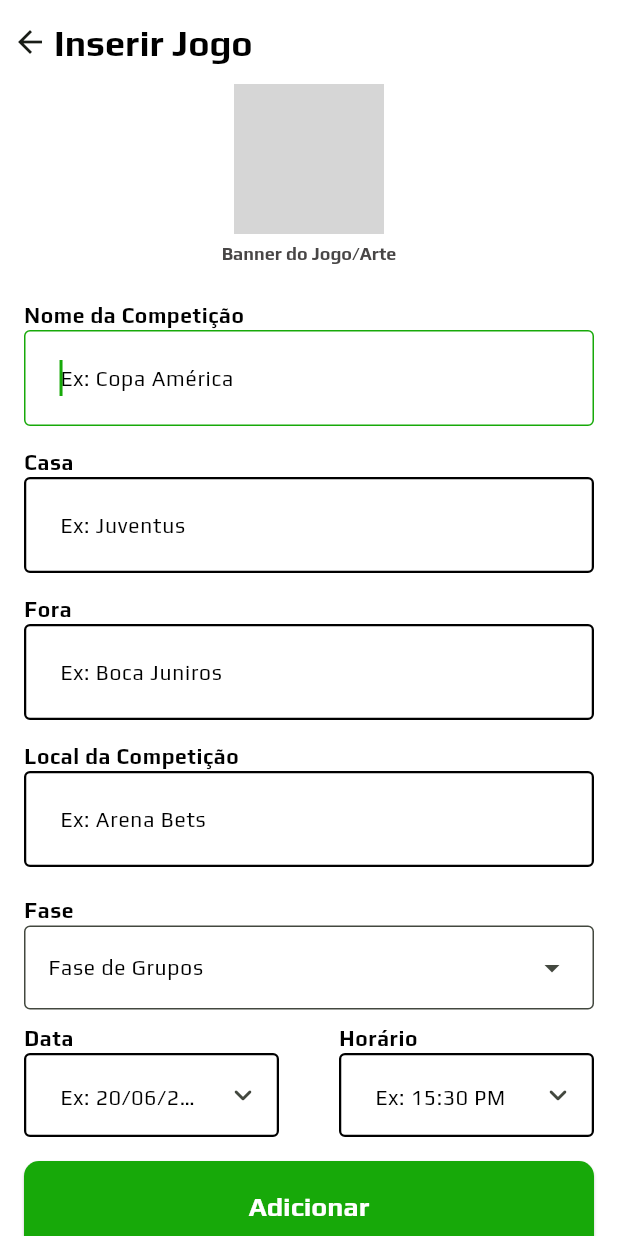
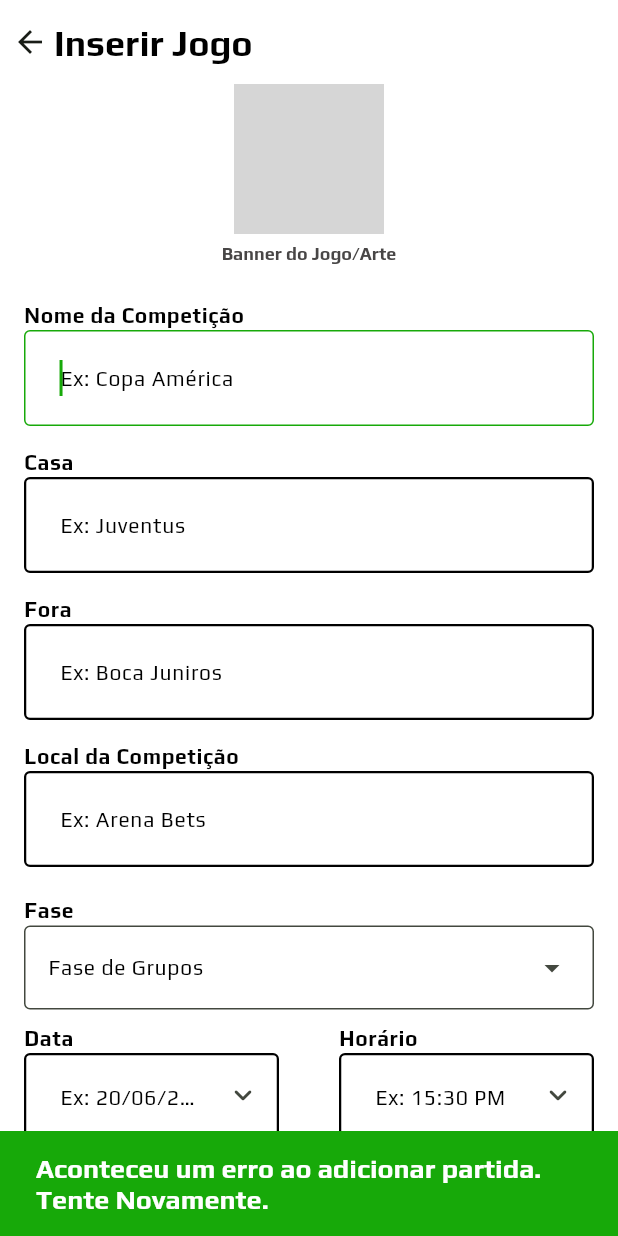
Before and after one commit to Ronnildo/Agenda_Fut, a Flutter app: the InsertPage screen opened directly, after a tap on "Adicionar", on a phone screen of 412 x 824 dp. Run offline on Flutter 3.47's test engine with Material 3 defaults, Android fonts, the phone set to English and light mode, and no system bars; our stand-ins replace cloud_firestore, easy_date_timeline, firebase_auth, firebase_core, firebase_storage, image_picker and 1 more; missing offline and left inert: firebase_app_check; accounts and stored records are empty; generated files the repository leaves out were written again; grey boxes are pictures that could not be loaded.

Commit message:
fix snackbar message insert page

```diff
--- a/app/lib/src/features/controllers/game_provider.dart
+++ b/app/lib/src/features/controllers/game_provider.dart
@@ -27,9 +27,10 @@ class GameProvider extends ChangeNotifier {
       _isLoading = false;
       _status = "Partida adicionado com Sucesso!";
       notifyListeners();
-    } on FirebaseException catch (err) {
+    } catch (err) {
+      _isLoading = false;
       _status = "failed";
-      _error = err.code;
+      _error = err.toString();
       notifyListeners();
     }
   }
--- a/app/lib/src/features/pages/home/insert_page.dart
+++ b/app/lib/src/features/pages/home/insert_page.dart
@@ -129,7 +129,11 @@ class _InsertPageState extends State<InsertPage> {
                               formattedDate; //set foratted date to TextField value.
                         });
                       } else {
-                        // print("Date is not selected");
+                        setState(() {
+                          String formattedDate = Data.DateFormat('dd/MM/yyyy')
+                              .format(DateTime.now());
+                          _dateController.text = formattedDate;
+                        });
                       }
                     },
                   ),
@@ -157,6 +161,9 @@ class _InsertPageState extends State<InsertPage> {
                       );
                       if (selectedTime != null) {
                         String hour = selectedTime.toString();
+                        _timeController.text = hour;
+                      } else {
+                        String hour = TimeOfDay.now().toString();
                         _timeController.text = hour;
                       }
 
@@ -195,56 +202,43 @@ class _InsertPageState extends State<InsertPage> {
   Future insertGame() async {
     File file = File(_file.path);
 
-    String name = _competitionController.text;
-    String home = _homeController.text;
-    String away = _awayControlelr.text;
-    String locale = _localeController.text;
-    String fase = _faseController.text;
-    DateTime date = Data.DateFormat("dd/MM/yyyy hh:mm")
-        .parse("${_dateController.text} ${_timeController.text}");
-
-    Provider.of<GameProvider>(context, listen: false).addGame(
-      file,
-      date.toString(),
-      GameModel(
-        nameCompetition: name,
-        home: home,
-        away: away,
-        locale: locale,
-        fase: fase,
+    if (_competitionController.text != "" &&
+        _homeController.text != "" &&
+        _timeController.text != "") {
+      DateTime date = Data.DateFormat("dd/MM/yyyy hh:mm")
+          .parse("${_dateController.text} ${_timeController.text}");
+      GameModel data = GameModel(
+        nameCompetition: _competitionController.text,
+        home: _homeController.text,
+        away: _awayControlelr.text,
+        locale: _localeController.text,
+        fase: _faseController.text,
         date: date,
-      ),
-    );
-
-   if (await Provider.of<GameProvider>(context, listen: false).status == "failed") {
+      );
+      Provider.of<GameProvider>(context, listen: false)
+          .addGame(file, date.toString(), data);
       ScaffoldMessenger.of(context).showSnackBar(
         SnackBar(
           content: Text(
-            Provider.of<GameProvider>(context, listen: false).error,
+            Provider.of<GameProvider>(context, listen: false).status,
             style: Theme.of(context).textTheme.displayMedium,
           ),
-          duration: const Duration(
-            seconds: 3,
-          ),
           backgroundColor: Theme.of(context).colorScheme.primary,
+          duration: const Duration(seconds: 2),
         ),
       );
+      clear();
     } else {
       ScaffoldMessenger.of(context).showSnackBar(
         SnackBar(
-          content: Center(
-            child: Text(
-              Provider.of<GameProvider>(context, listen: false).status,
-              style: Theme.of(context).textTheme.displayMedium,
-            ),
-          ),
-          duration: const Duration(
-            seconds: 3,
+          content: Text(
+            "Aconteceu um erro ao adicionar partida. Tente Novamente.",
+            style: Theme.of(context).textTheme.displayMedium,
           ),
           backgroundColor: Theme.of(context).colorScheme.primary,
+          duration: const Duration(seconds: 2),
         ),
       );
-      clear();
     }
   }
 
@@ -253,7 +247,7 @@ class _InsertPageState extends State<InsertPage> {
     _homeController.clear();
     _awayControlelr.clear();
     _localeController.clear();
-    _faseController.clear();
+    _faseController.text = "Fase de Grupos";
     _dateController.clear();
   }
 }
--- a/app/lib/src/features/widgets/dropdown_type.dart
+++ b/app/lib/src/features/widgets/dropdown_type.dart
@@ -53,9 +53,7 @@ class _DropDownPriorityState extends State<DropDownPriority> {
               onSelected: (String? value) {
                 setState(() {
                   dropDownValue = value!;
-                });
-                setState(() {
-                  widget.controller.text = dropDownValue;
+                  widget.controller.text = value;
                 });
               }),
         ],
--- a/app/lib/src/features/widgets/new_card.dart
+++ b/app/lib/src/features/widgets/new_card.dart
@@ -123,8 +123,8 @@ class _NewCardState extends State<NewCard> {
                 ],
               ),
             ),
-            const ContainerFase(
-              fase: "Fase de Grupos",
+            ContainerFase(
+              fase: widget.fase,
               width: 120,
               heigth: 22,
             ),
```
Also changed, not shown: app/lib/src/features/controllers/game_controller.dart (+13 -4 lines).
